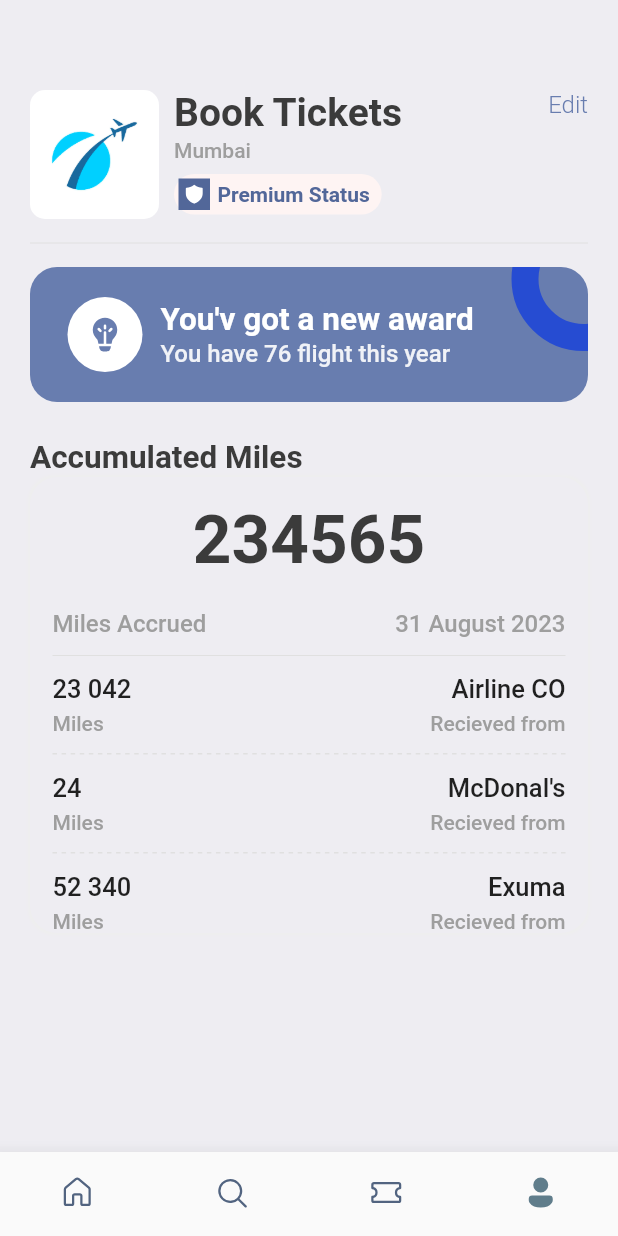
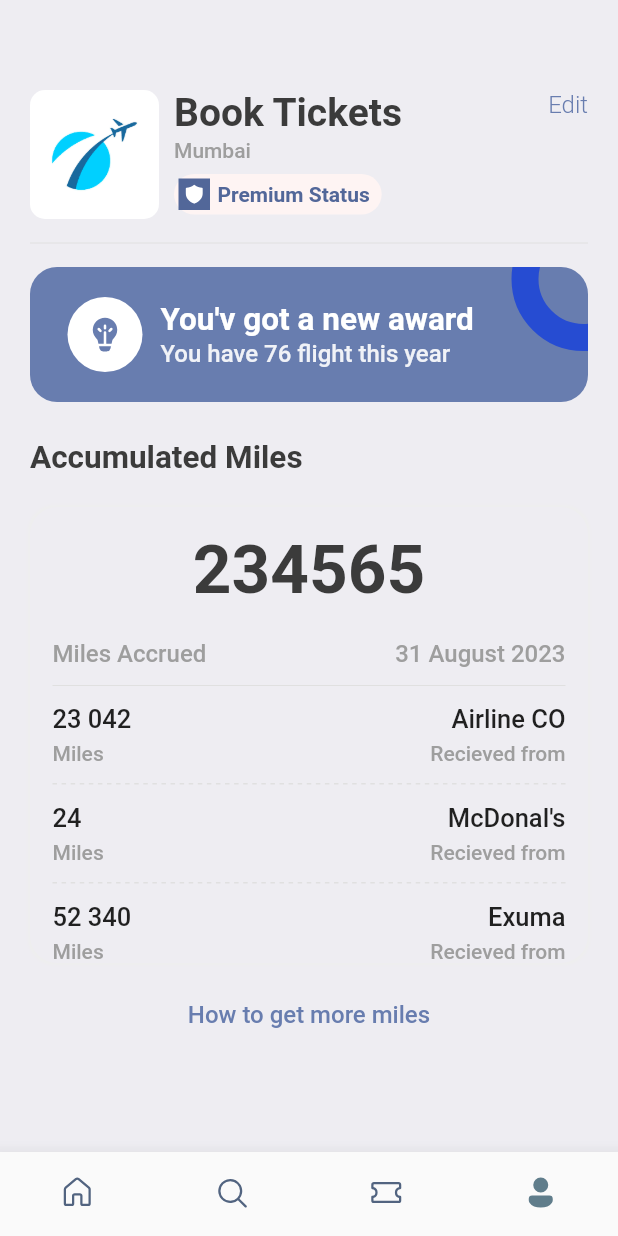
Before and after one commit to sourav091/Ticket_booking, a Flutter app: the screen it shows after launch, item 4 of the bottom bar chosen, on a phone screen of 412 x 824 dp. Run offline on Flutter 3.47's test engine with Material 2 defaults, Android fonts, the phone set to English and light mode, and no system bars; our stand-ins replace barcode_widget, fluentui_icons, gap, get.

Commit message:
completeing the profile _screen

```diff
--- a/lib/main.dart
+++ b/lib/main.dart
@@ -18,6 +18,8 @@ class MyApp extends StatelessWidget {
       theme: ThemeData(
         primaryColor: primary,
       ),
+      // darkTheme: ThemeData.dark(), // standard dark theme
+      // themeMode: ThemeMode.system,
       home: const BottomBar(),
     );
   }
--- a/lib/screens/profile_screen.dart
+++ b/lib/screens/profile_screen.dart
@@ -72,7 +72,7 @@ class ProfileScreen extends StatelessWidget {
                           ),
                         ),
                         Gap(AppLayout.getHeight(5)),
-                        Text("Premium Status",
+                        const Text("Premium Status",
                             style: TextStyle(
                                 color: Color(0xFF526799),
                                 fontWeight: FontWeight.w600)),
@@ -164,6 +164,7 @@ class ProfileScreen extends StatelessWidget {
           ),
           Gap(AppLayout.getHeight(25)),
           Text("Accumulated Miles", style: Styles.headLineStyle2,),
+          Gap(AppLayout.getHeight(20)),
           Container(
             padding: EdgeInsets.symmetric(horizontal: AppLayout.getWidth(15)),
             decoration: BoxDecoration(
@@ -253,6 +254,19 @@ class ProfileScreen extends StatelessWidget {
                 )
               ],
             ),
+          ),
+          Gap(AppLayout.getHeight(25)),
+          InkWell(
+            onTap: () => print("You are tapped"),
+            child: Center(
+              child: Text(
+                "How to get more miles",
+                style: Styles.textStyle.copyWith(
+                  color: Styles.primaryColor,
+                  fontWeight: FontWeight.w500
+                ),
+              ),
+            ),
           )
         ],
       ),
```
